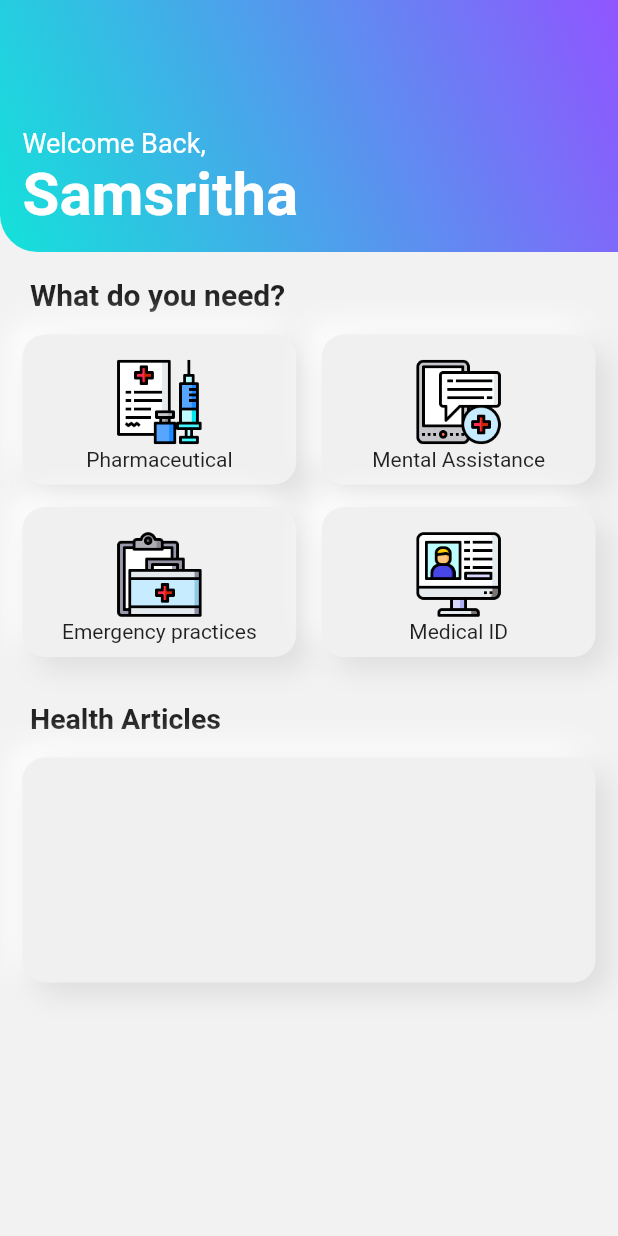
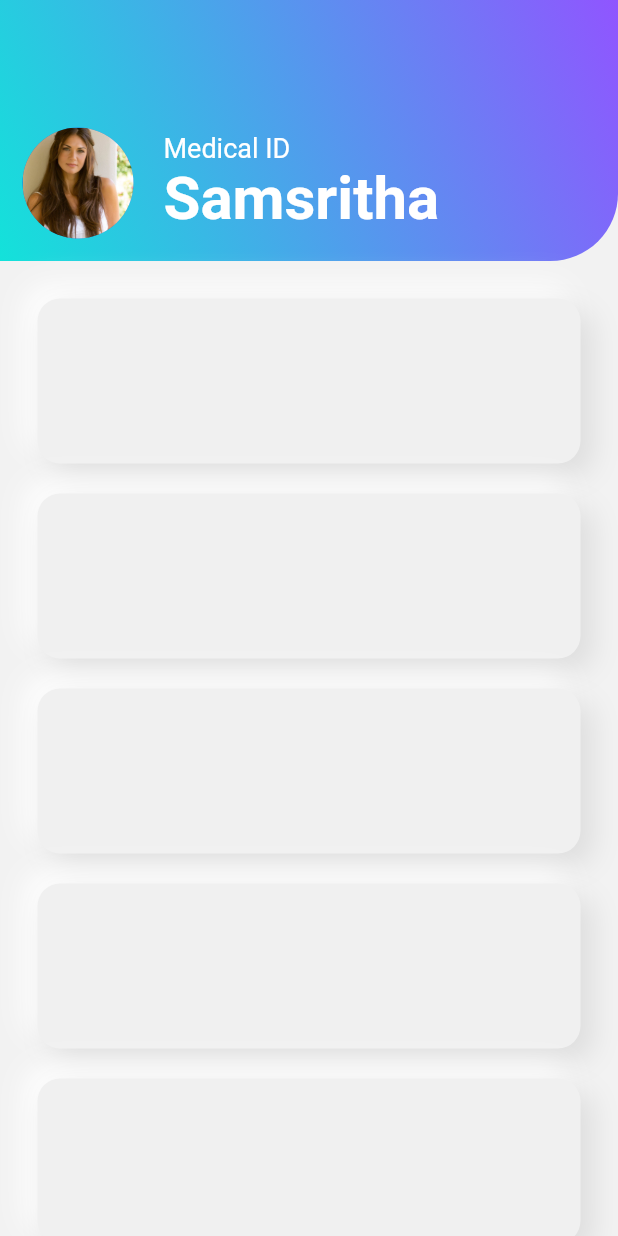
Before and after one commit to prabakar0/MediGo_HAB59, a Flutter app: the screen it shows after launch, after a tap on "Medical ID", on a phone screen of 412 x 824 dp. Run offline on Flutter 3.47's test engine with Material 2 defaults, Android fonts, the phone set to English and light mode, and no system bars; drawn by our look-alikes of clay_containers.

Commit message:
created medical ID page

```diff
--- a/lib/HomePage.dart
+++ b/lib/HomePage.dart
@@ -1,4 +1,5 @@
 import 'package:flutter/material.dart';
+import 'package:medigo_hab59/medical_ID.dart';
 import 'constants.dart';
 import 'package:clay_containers/clay_containers.dart';
 
@@ -38,7 +39,19 @@ class _HomePageState extends State<HomePage> {
                   children: <Widget>[
                     SizedBox(height: 85,),
                     Text('Welcome Back,',style: TextStyle(fontSize: 18,color: Colors.white),),
-                    Text('Samsritha',style: TextStyle(fontSize: 40,color: Colors.white,fontWeight: FontWeight.bold),),
+                    Row(
+                      mainAxisAlignment: MainAxisAlignment.spaceBetween,
+                      children: <Widget>[
+                        Text('Samsritha',style: TextStyle(fontSize: 40,color: Colors.white,fontWeight: FontWeight.bold),),
+                        Padding(
+                          padding: const EdgeInsets.only(right: 15),
+                          child: CircleAvatar(
+                            radius: 30.0,
+                            backgroundImage: AssetImage('images/model1.jpg'),
+                          ),
+                        ),
+                      ],
+                    ),
                     //SizedBox(height: 10,),
                   ],
                 ),
@@ -133,7 +146,9 @@ class _HomePageState extends State<HomePage> {
                  SizedBox(width: 17,),
                   Expanded(
                     child: GestureDetector(
-                      onTap: (){},
+                      onTap: (){
+                        Navigator.push(context, MaterialPageRoute(builder: (context)=> MedicalID()));
+                      },
                       child: ClayContainer(
                         height: 100,
                         //width: width*0.4,
--- /dev/null
+++ b/lib/medical_ID.dart
@@ -0,0 +1,127 @@
+import 'package:flutter/material.dart';
+import 'constants.dart';
+import 'package:clay_containers/clay_containers.dart';
+
+ class MedicalID extends StatefulWidget {
+   @override
+   _MedicalIDState createState() => _MedicalIDState();
+ }
+
+ class _MedicalIDState extends State<MedicalID> {
+   @override
+   Widget build(BuildContext context) {
+     return Scaffold(
+         backgroundColor: Color(0xFFF2F2F2),
+         //backgroundColor: Colors.white.withOpacity(0.9),
+         body: SingleChildScrollView(
+         child: Column(
+           children: <Widget>[
+             Container(
+               decoration: BoxDecoration(
+                 borderRadius: BorderRadius.only(bottomRight: Radius.circular(45),),
+                 gradient: LinearGradient(
+                   colors: [colour1,colour2],
+                   begin: Alignment.topRight,
+                   end: Alignment.bottomLeft,
+                   //stops: [0.0,0.9],
+                   tileMode: TileMode.clamp,
+                 ),
+               ),
+               child: Padding(
+                 padding: const EdgeInsets.only(left: 15,bottom: 15),
+                 child: Column(
+                   crossAxisAlignment: CrossAxisAlignment.stretch,
+                   children: <Widget>[
+                     SizedBox(height: 85,),
+                     Row(
+                       children: <Widget>[
+                         CircleAvatar(
+                           radius: 37.0,
+                           backgroundImage: AssetImage('images/model1.jpg'),
+                         ),
+
+                         SizedBox(width: 20,),
+                         Column(
+                           crossAxisAlignment: CrossAxisAlignment.start,
+                           children: <Widget>[
+                             Text('Medical ID',style: TextStyle(fontSize: 18,color: Colors.white),),
+                             Text('Samsritha',style: TextStyle(fontSize: 40,color: Colors.white,fontWeight: FontWeight.bold),),
+                           ],
+                         ),
+                       ],
+                     ),
+                     //SizedBox(height: 10,),
+                   ],
+                 ),
+               ),
+             ),
+             Padding(
+               padding: const EdgeInsets.only(left:25.0,right: 25.0,top: 25),
+               child: ClayContainer(
+                 height: 110,
+                 depth: 19,
+                 spread: 8,
+                 borderRadius: 15,
+                 //curveType: CurveType.convex,
+               ),
+             ),
+             Padding(
+               padding: const EdgeInsets.only(left:25.0,right: 25.0,top: 20),
+               child: ClayContainer(
+                 height: 110,
+                 depth: 19,
+                 spread: 8,
+                 borderRadius: 15,
+                 //curveType: CurveType.convex,
+               ),
+             ),
+             Padding(
+               padding: const EdgeInsets.only(left:25.0,right: 25.0,top: 20),
+               child: ClayContainer(
+                 height: 110,
+                 depth: 19,
+                 spread: 8,
+                 borderRadius: 15,
+                 //curveType: CurveType.convex,
+               ),
+             ),
+             Padding(
+               padding: const EdgeInsets.only(left:25.0,right: 25.0,top: 20),
+               child: ClayContainer(
+                 height: 110,
+                 depth: 19,
+                 spread: 8,
+                 borderRadius: 15,
+                 //curveType: CurveType.convex,
+               ),
+             ),
+             Padding(
+               padding: const EdgeInsets.only(left:25.0,right: 25.0,top: 20,bottom: 20.0),
+               child: ClayContainer(
+                 height: 110,
+                 depth: 19,
+                 spread: 8,
+                 borderRadius: 15,
+                 //curveType: CurveType.convex,
+               ),
+             ),
+           ],
+         ),
+         ),
+     );
+   }
+ }
+//Positioned(
+//left: 60.0,
+//top: 25.0,
+//child: Container(
+//height: 100.0,
+//width: 100.0,
+//decoration: BoxDecoration(
+//image: DecorationImage(
+//image: AssetImage(imgPath),
+//fit: BoxFit.contain
+//)
+//)
+//)
+//)
```
Also changed, not shown: images/find-models-13.jpg (added), images/model1.jpg (added).
